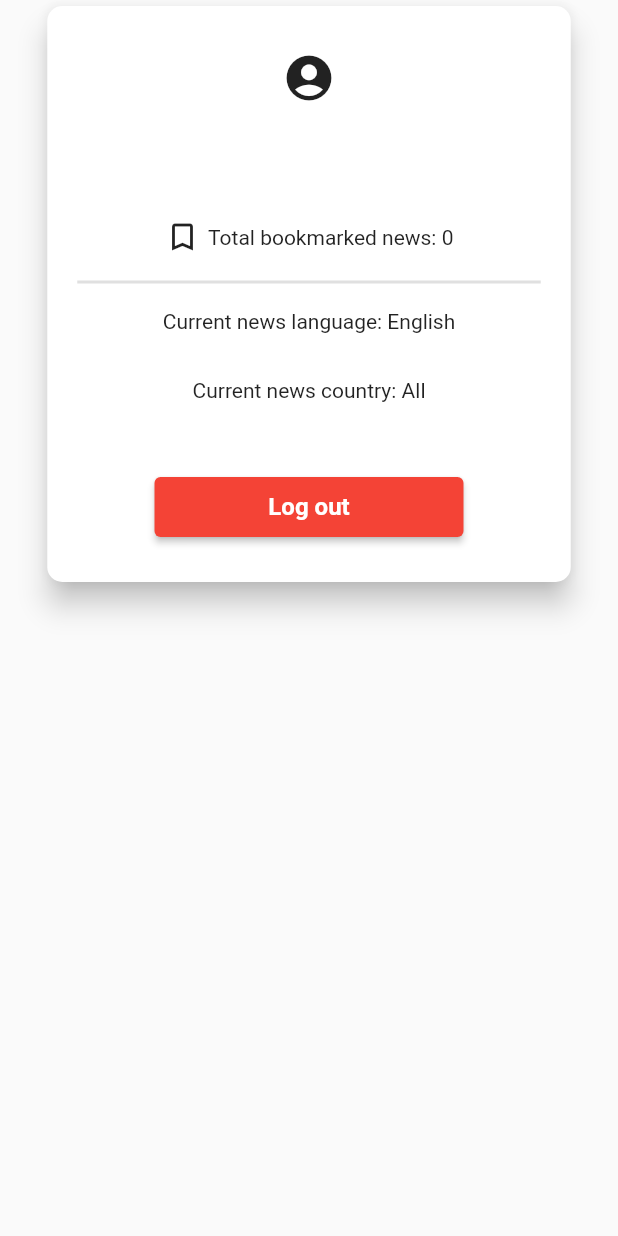
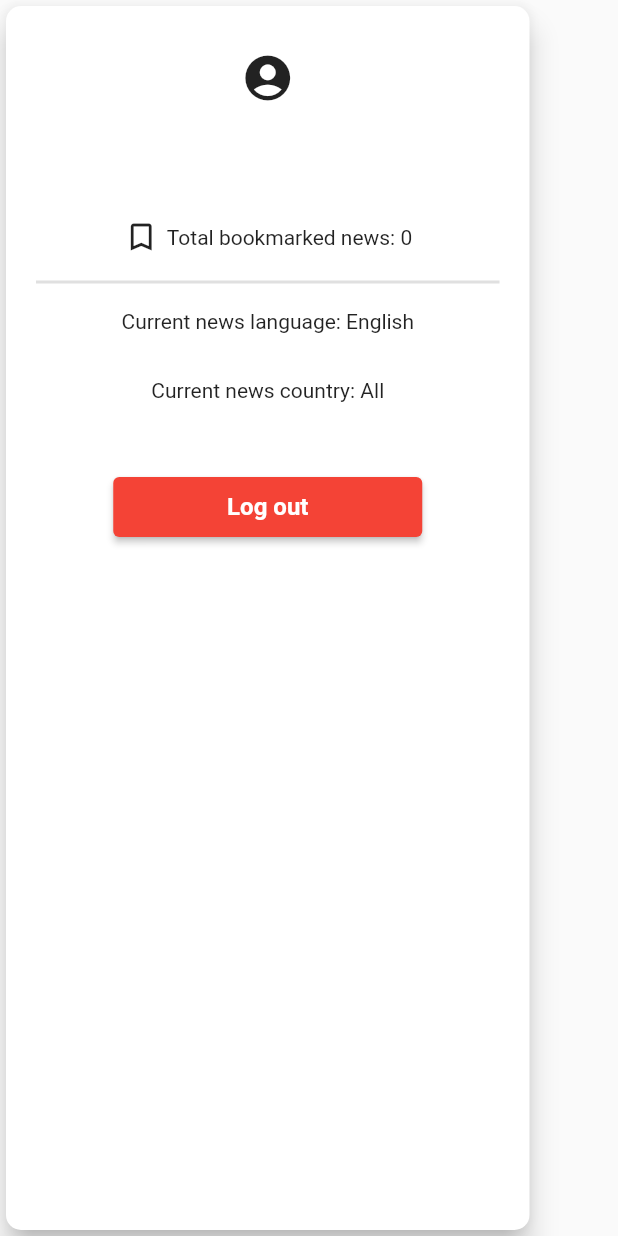
Before and after one commit to FelipeGirardi/News-Shore, a Flutter app: the LoggedUserScreen widget shown alone on an empty page, opened directly, on a phone screen of 412 x 824 dp. Run offline on Flutter 3.47's test engine with Material 2 defaults, Android fonts, the phone set to English and light mode, and no system bars; drawn by our look-alikes of auto_size_text; our stand-ins replace firebase_auth, firebase_core, flutter_svg, google_mobile_ads, google_sign_in, shared_preferences and 3 more; accounts and stored records are empty; generated files the repository leaves out were written again; network calls fail; Roboto replaces fonts that are missing (Objectivity).

Commit message:
Adjust LoggedUserScreen

```diff
--- a/lib/screens/logged_user_screen.dart
+++ b/lib/screens/logged_user_screen.dart
@@ -38,10 +38,7 @@ class LoggedUserScreen extends StatelessWidget {
                         getLangNameFromCode(prefs.getString('language')!, ctx);
                     final country = getCountryNameFromCode(
                         prefs.getString('country')!, ctx);
-                    return Center(
-                      child: Column(
-                        children: [
-                          Card(
+                    return Card(
                         shape: RoundedRectangleBorder(
                           borderRadius: BorderRadius.circular(10.0),
                         ),
@@ -68,13 +65,11 @@ class LoggedUserScreen extends StatelessWidget {
                                         AutoSizeText(
                                           user?.displayName ??
                                               user?.email ??
-                                                    AppLocalizations.of(
-                                                            context)!
+                                              AppLocalizations.of(context)!
                                                   .email,
                                           textScaleFactor: 1.5,
                                           style: const TextStyle(
-                                                    fontWeight:
-                                                        FontWeight.bold),
+                                              fontWeight: FontWeight.bold),
                                         ),
                                       ],
                                     ),
@@ -92,14 +87,13 @@ class LoggedUserScreen extends StatelessWidget {
                                         ),
                                         Text(AppLocalizations.of(context)!
                                                 .totalBookmarks +
-                                                  provider
-                                                      .bookmarkedNewsList.length
+                                            provider.bookmarkedNewsList.length
                                                 .toString()),
                                       ],
                                     ),
                                     const Padding(
-                                            padding: EdgeInsets.symmetric(
-                                                vertical: 10),
+                                      padding:
+                                          EdgeInsets.symmetric(vertical: 10),
                                       child: Divider(thickness: 2),
                                     ),
                                     Text(AppLocalizations.of(context)!
@@ -120,8 +114,7 @@ class LoggedUserScreen extends StatelessWidget {
                                                 .logout,
                                             presetFontSizes: const [16],
                                             style: const TextStyle(
-                                                      fontWeight:
-                                                          FontWeight.bold),
+                                                fontWeight: FontWeight.bold),
                                           ),
                                           style: ElevatedButton.styleFrom(
                                               primary: Colors.red)),
@@ -129,10 +122,7 @@ class LoggedUserScreen extends StatelessWidget {
                                   ],
                                 ),
                               ),
-                                  ))),
-                        ],
-                      ),
-                    );
+                            )));
                   }
               }
               return const LoadingWidget();
```
Lines whose indentation alone changed are shown as unchanged.
